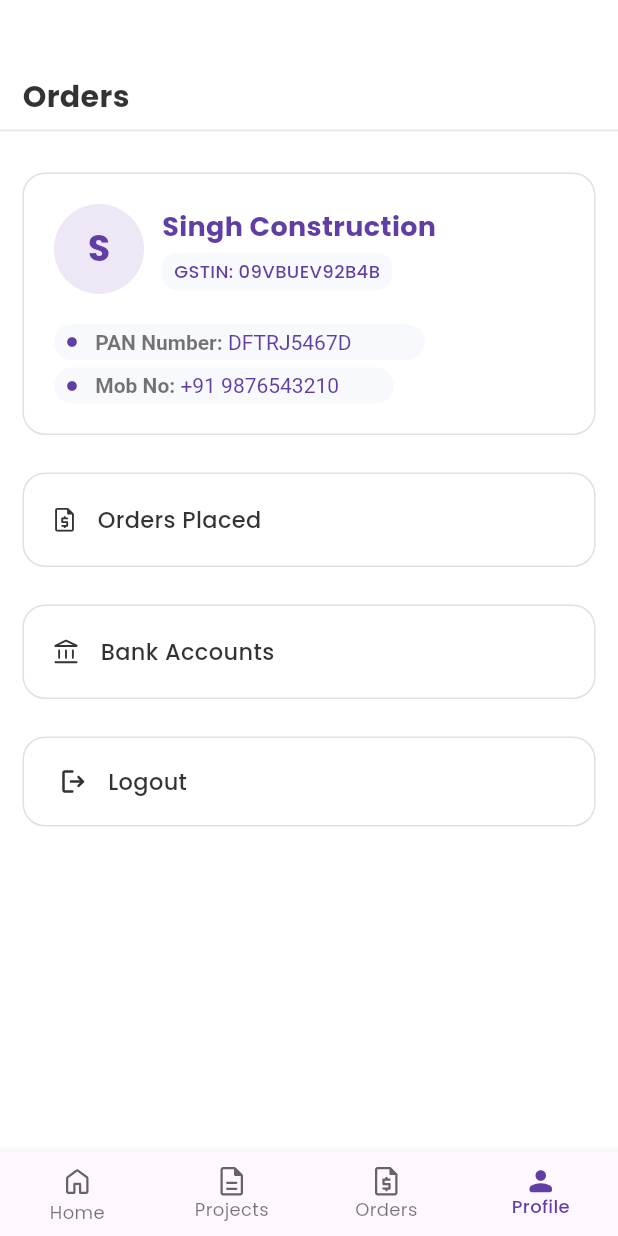
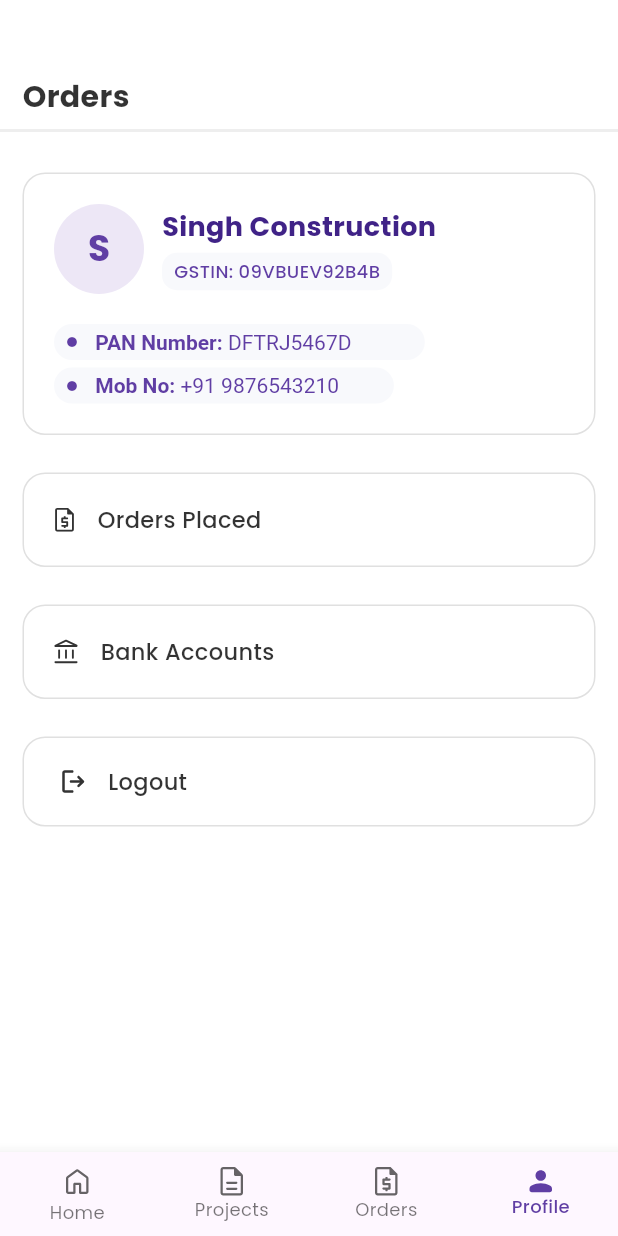
Before and after one commit to sagarpandey142/MansoonPe, a Flutter app: the CustomBottomNavigationBar widget shown alone on an empty page, opened directly with empty values, item 4 of the bottom bar chosen, on a phone screen of 412 x 824 dp. Run offline on Flutter 3.47's test engine with Material 3 defaults, Android fonts, the phone set to English and light mode, and no system bars; our stand-ins replace connectivity_plus, dio, flutter_otp_text_field, flutter_screenutil, flutter_secure_storage, flutter_svg and 4 more; accounts and stored records are empty; generated files the repository leaves out were written again; project files that could hold a hidden picture were left out.

Commit message:
today code update

```diff
--- a/lib/ui/screens/otp_screen/otp_page_screen.dart
+++ b/lib/ui/screens/otp_screen/otp_page_screen.dart
@@ -2,6 +2,7 @@ import 'package:flutter/material.dart';
 import 'package:get/get.dart';
 import 'package:flutter_otp_text_field/flutter_otp_text_field.dart';
 import 'package:google_fonts/google_fonts.dart';
+import 'package:projects/ui/screens/register_screen/register_page_screen.dart';
 import 'otp_page_controller.dart';
 
 class OtpPageScreen extends StatelessWidget {
@@ -80,10 +81,12 @@ class OtpPageScreen extends StatelessWidget {
               borderRadius: BorderRadius.circular(14),
               onSubmit: (String otp) async {
                 if (otp.length == 6) {
-                  await controller.verifyOtp(otp);
+                  await controller.verifyOtp(otp); // Verify OTP
+                  Get.to(() => RegisterPageScreen()); // Navigate to RegisterScreen
                 }
               },
             ),
+
 
             const SizedBox(height: 40),
 
--- a/lib/ui/screens/profile_screen/profile_page_screen.dart
+++ b/lib/ui/screens/profile_screen/profile_page_screen.dart
@@ -80,7 +80,7 @@ class _ProfilePageScreenState extends State<ProfilePageScreen> {
                                 style: GoogleFonts.poppins(
                                   fontSize: 18,
                                   fontWeight: FontWeight.bold,
-                                  color: Color(0xFF603EA4),
+                                  color: Color(0xFF402387),
                                 ),
                               )),
                           SizedBox(height: 4),
@@ -106,11 +106,9 @@ class _ProfilePageScreenState extends State<ProfilePageScreen> {
                   ),
                   SizedBox(height: 20),
                   Obx(() => Align(
-                        alignment: Alignment
-                            .centerLeft, // Aligns container to the left
+                        alignment: Alignment.centerLeft,
                         child: Container(
-                          width: MediaQuery.of(context).size.width *
-                              0.60, // Reduced width
+                          width: MediaQuery.of(context).size.width * 0.60,
                           padding:
                               EdgeInsets.symmetric(horizontal: 8, vertical: 4),
                           decoration: BoxDecoration(
@@ -120,6 +118,7 @@ class _ProfilePageScreenState extends State<ProfilePageScreen> {
                           child: InfoRow(
                             label: 'PAN Number:',
                             value: controller.panNumber.value,
+                            labelColor: Color(0xFF603EA4), // Now this will work
                           ),
                         ),
                       )),
@@ -138,6 +137,7 @@ class _ProfilePageScreenState extends State<ProfilePageScreen> {
                           child: InfoRow(
                             label: 'Mob No:',
                             value: controller.mobileNumber.value,
+                            labelColor: Color(0xFF603EA4),
                           ),
                         ),
                       )),
@@ -148,24 +148,25 @@ class _ProfilePageScreenState extends State<ProfilePageScreen> {
           SizedBox(height: 20),
           Padding(
             padding: const EdgeInsets.only(top: 5, left: 15, right: 15),
+            child: GestureDetector(
+              onTap: () {
+                // Handle "Orders Placed" button tap
+              },
               child: Container(
                 padding: EdgeInsets.all(20.0),
                 decoration: BoxDecoration(
                   color: Colors.white,
                   borderRadius: BorderRadius.circular(15),
                   border: Border.all(
-                  color: Colors.grey.shade300, // Grey border color
-                  width: 1, // Adjust width as needed
+                    color: Colors.grey.shade300,
+                    width: 1,
                   ),
                 ),
                 child: Row(
-                mainAxisAlignment:
-                    MainAxisAlignment.start, // Align items to the start (left)
                   children: [
                     SvgPicture.asset("assets/images/profile_receipt.svg"),
                     SizedBox(width: 15),
                     Expanded(
-                    // Use Expanded to make the Text occupy less space
                       child: Text(
                         "Orders Placed",
                         style: GoogleFonts.poppins(
@@ -179,24 +180,27 @@ class _ProfilePageScreenState extends State<ProfilePageScreen> {
                 ),
               ),
             ),
+          ),
           Padding(
             padding: const EdgeInsets.only(top: 25, left: 15, right: 15),
+            child: GestureDetector(
+              onTap: () {
+                // Handle "Bank Accounts" button tap
+              },
               child: Container(
                 padding: EdgeInsets.all(20.0),
                 decoration: BoxDecoration(
                   color: Colors.white,
                   borderRadius: BorderRadius.circular(15),
                   border: Border.all(
-                  color: Colors.grey.shade300, // Grey border color
-                  width: 1, // Adjust width as needed
+                    color: Colors.grey.shade300,
+                    width: 1,
                   ),
                 ),
                 child: Row(
                   children: [
                     SvgPicture.asset("assets/images/profile_bank.svg"),
-                  SizedBox(
-                    width: 15,
-                  ),
+                    SizedBox(width: 15),
                     Text(
                       "Bank Accounts",
                       style: GoogleFonts.poppins(
@@ -209,14 +213,15 @@ class _ProfilePageScreenState extends State<ProfilePageScreen> {
                 ),
               ),
             ),
+          ),
+
 
           Padding(
             padding: const EdgeInsets.only(top: 25, left: 15, right: 15),
             child: InkWell(
               onTap: () {
                 // Call the showLogoutBottomSheet method when the button is pressed
-                Get.put(ProfilePageController())
-                    .showLogoutBottomSheet(context);
+                Get.put(ProfilePageController()).showLogoutBottomSheet(context);
               },
               child: Container(
                 height: 60,
@@ -267,8 +272,13 @@ class _ProfilePageScreenState extends State<ProfilePageScreen> {
 class InfoRow extends StatelessWidget {
   final String label;
   final String value;
+  final Color labelColor; // Change type from String to Color
 
-  InfoRow({required this.label, required this.value});
+  const InfoRow({
+    required this.label,
+    required this.value,
+    required this.labelColor, // Now accepts a Color directly
+  });
 
   @override
   Widget build(BuildContext context) {
@@ -283,7 +293,7 @@ class InfoRow extends StatelessWidget {
               TextSpan(
                 text: ' $label ',
                 style: TextStyle(
-                    fontWeight: FontWeight.bold, color: Colors.black54),
+                    fontWeight: FontWeight.bold, color: labelColor), // Use labelColor here
               ),
               TextSpan(
                 text: value,
@@ -296,6 +306,7 @@ class InfoRow extends StatelessWidget {
     );
   }
 }
+
 
 class OptionTile extends StatelessWidget {
   final IconData icon;
--- a/lib/widgets_page/custom_bottom_navigator_bar.dart
+++ b/lib/widgets_page/custom_bottom_navigator_bar.dart
@@ -2,11 +2,6 @@ import 'package:flutter/material.dart';
 import 'package:flutter_svg/svg.dart';
 import 'package:google_fonts/google_fonts.dart';
 import 'package:get/get.dart';
-
-import '../ui/screens/home_screens/home_page_screen.dart';
-import '../ui/screens/order_screen/order_page_screen.dart';
-import '../ui/screens/profile_screen/profile_page_screen.dart';
-import '../ui/screens/projects_screen/project_page_screen.dart';
 
 class CustomBottomNavigationBar extends StatelessWidget {
   final int currentIndex;
@@ -23,23 +18,25 @@ class CustomBottomNavigationBar extends StatelessWidget {
     return BottomNavigationBar(
       type: BottomNavigationBarType.fixed,
       currentIndex: currentIndex,
-      selectedItemColor: Color(0xFF603EA4), // Purple color for selected text
+      selectedItemColor: Color(0xFF603EA4),
       unselectedItemColor: Colors.black54,
       showSelectedLabels: true,
       showUnselectedLabels: true,
       onTap: (index) {
+        if (index == currentIndex) return; // Prevent unnecessary rebuilds
+
         switch (index) {
           case 0:
-            Get.to(() => HomePageScreen());
+            Get.offNamed('/home');
             break;
           case 1:
-            Get.to(() => ProjectPageScreen());
+            Get.offNamed('/projects');
             break;
           case 2:
-            Get.to(() => OrderPageScreen());
+            Get.offNamed('/orders');
             break;
           case 3:
-            Get.to(() => ProfilePageScreen());
+            Get.offNamed('/profile');
             break;
         }
         onTap(index);
@@ -47,7 +44,7 @@ class CustomBottomNavigationBar extends StatelessWidget {
       selectedLabelStyle: GoogleFonts.poppins(
         fontSize: 12,
         fontWeight: FontWeight.w500,
-        color: Color(0xFF603EA4), // Ensuring selected text color is purple
+        color: Color(0xFF603EA4),
       ),
       unselectedLabelStyle: GoogleFonts.poppins(
         fontSize: 12,
```
Also changed, not shown: lib/main.dart (+19 -4 lines), lib/ui/screens/create_project_screen/create_project_controller.dart (+44 -70 lines), lib/ui/screens/create_project_screen/create_project_screen.dart (+19 -4 lines), lib/ui/screens/login_screen/login_page_screen.dart (+12 -5 lines), lib/ui/screens/projects_screen/project_page_controller.dart (+221 -35 lines), lib/ui/screens/projects_screen/project_page_screen.dart (+52 -21 lines), assets/images/proj_img_1.png (added), assets/images/proj_img_2.png (added), assets/images/proj_img_3.png (added), assets/images/save_button.svg (added). Lines whose indentation alone changed are shown as unchanged.
